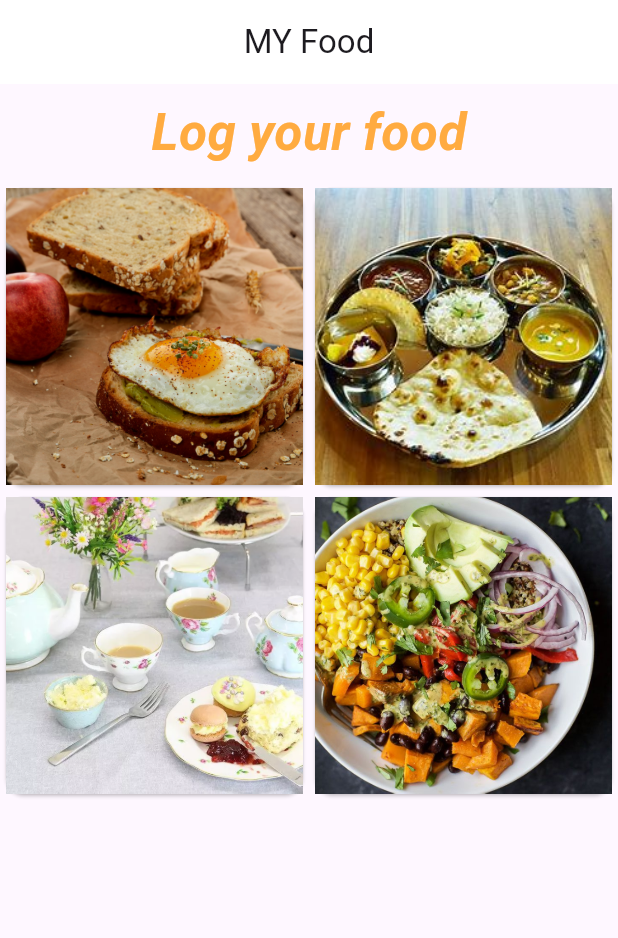
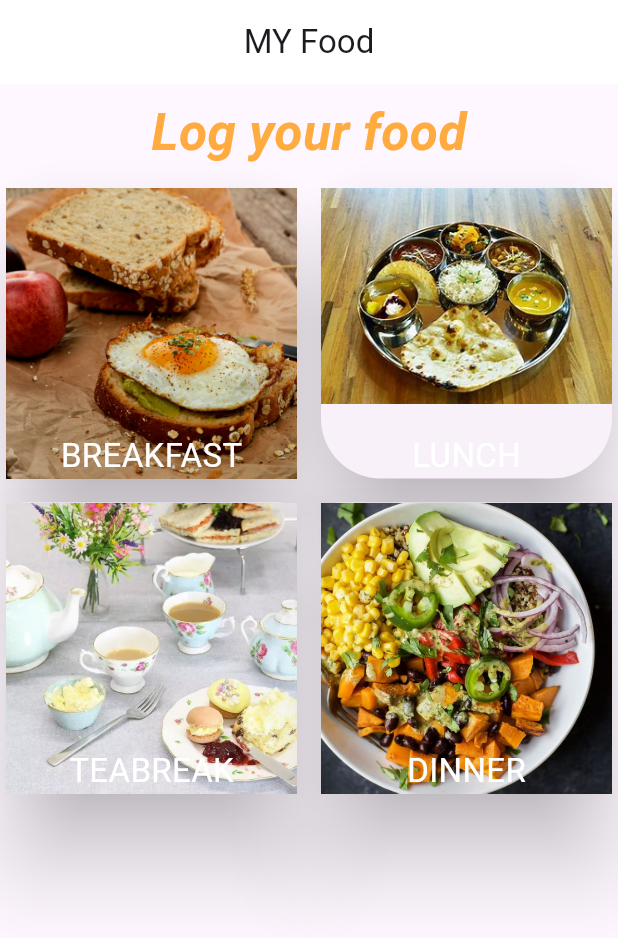
Before and after one commit to Tanujs1994/Calorie-app, a Flutter app: the screen it shows after launch, on a phone screen of 412 x 824 dp. Shown: the top 938 px of the screen. Run offline on Flutter 3.47's test engine with Material 2 defaults, Android fonts, the phone set to English and light mode, and no system bars.

Commit message:
calorie project started

```diff
--- a/lib/Intropage.dart
+++ b/lib/Intropage.dart
@@ -27,19 +27,47 @@ class IntroPage extends StatelessWidget{
           ),
           Expanded(
             child: GridView.count(crossAxisCount: 2,
+            mainAxisSpacing: 8,
+            crossAxisSpacing: 8,
 
             children: [
               Card(
-                child: Image.asset('assets/images/breakfast.jpg'),
+                elevation: 25,
+                shape: RoundedRectangleBorder(borderRadius: BorderRadius.all(Radius.circular(40))),
+                child: Stack(children:[
+                  Image.asset('assets/images/breakfast.jpg'),
+                  Container(
+                    alignment: Alignment.bottomCenter,
+                    child: Text('BREAKFAST',style: TextStyle(fontSize: 22,color: Colors.white),),
+                  ),
+                ] ),
+              ),
+
+              Card(
+                elevation: 25,
+                shape: RoundedRectangleBorder(borderRadius: BorderRadius.all(Radius.circular(40))),
+                child: Stack(children:[
+                  Image.asset('assets/images/lunch.jpg'),
+                  Container(alignment: Alignment.bottomCenter,
+                  child: Text('LUNCH', style: TextStyle(fontSize: 22, color: Colors.white),))
+                ] ),
               ),
               Card(
-                child: Image.asset('assets/images/lunch.jpg',fit: BoxFit.cover),
+                elevation: 25,
+                child: Stack(children:[
+                  Image.asset('assets/images/teabreak.jpg'),
+                  Container(alignment: Alignment.bottomCenter,
+                  child: Text('TEABREAK',style: TextStyle(fontSize: 22, color: Colors.white)))
+                ] ),
               ),
               Card(
-                child: Image.asset('assets/images/teabreak.jpg'),
-              ),
-              Card(
-                child: Image.asset('assets/images/dinner.jpg'),
+                elevation: 25,
+                child: Stack(children:[
+                 Image.asset('assets/images/dinner.jpg'),
+                 Container(alignment: Alignment.bottomCenter,
+                 child: Text('DINNER',style: TextStyle(fontSize: 22, color: Colors.white)))
+                ]
+                ),
               ),
 
 
```
